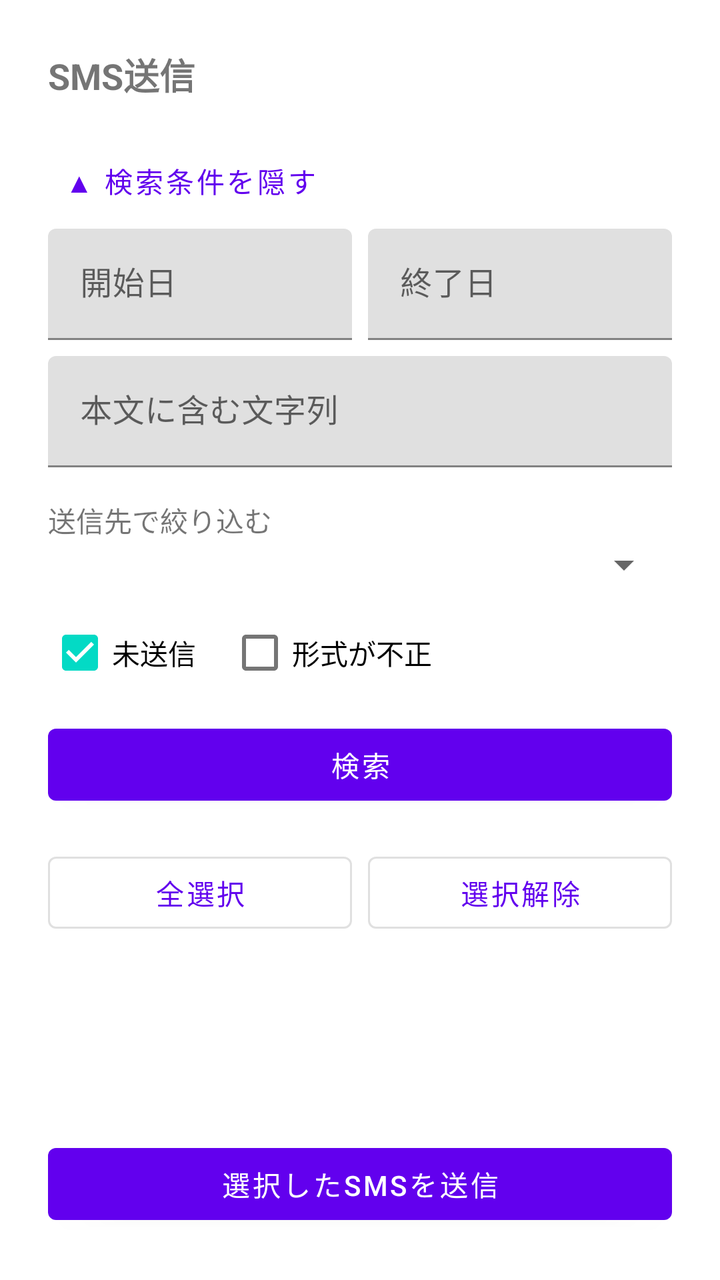
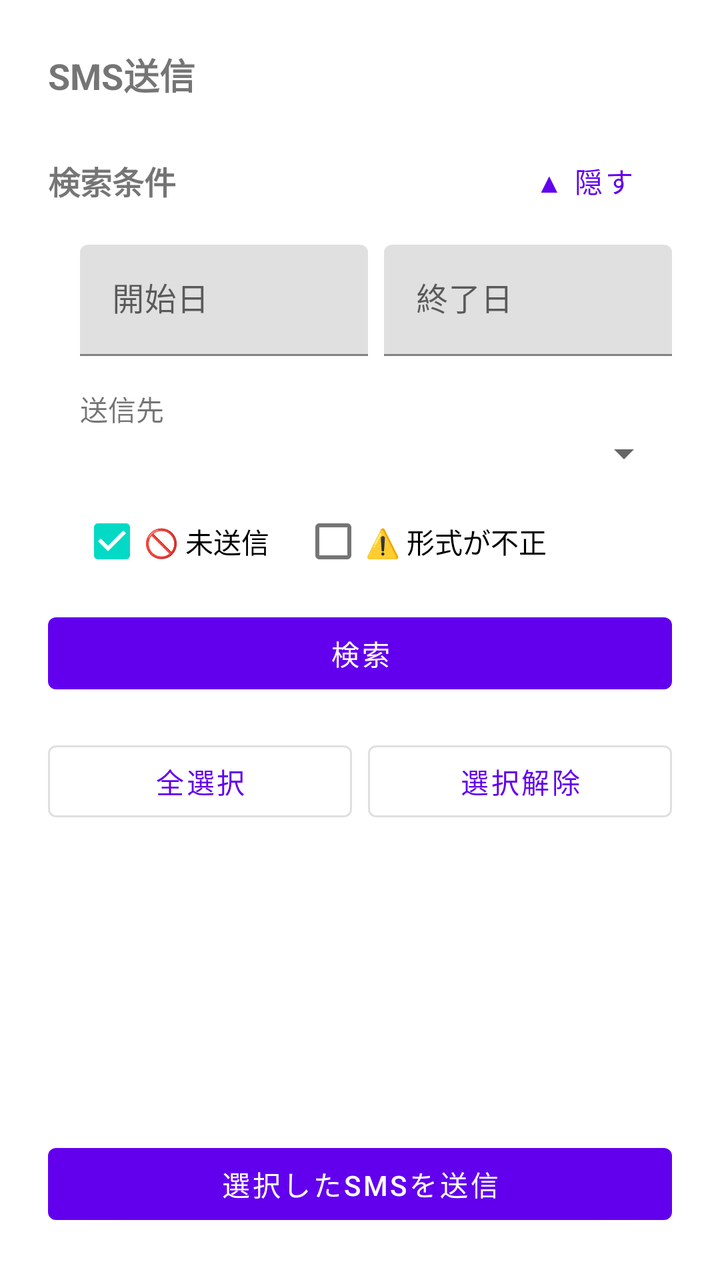

The first picture is an Android layout as it rendered before a commit; the second is the same layout after the commit. The layout source and the unified diff follow.
<!-- AndroidManifest.xml: application theme Theme.SmsToKintone -->
<!-- res/layout/activity_sms_search.xml -->
<?xml version="1.0" encoding="utf-8"?>
<LinearLayout xmlns:android="http://schemas.android.com/apk/res/android"
    xmlns:app="http://schemas.android.com/apk/res-auto"
    android:layout_width="match_parent"
    android:layout_height="match_parent"
    android:orientation="vertical"
    android:padding="24dp">

    <TextView
        android:layout_width="wrap_content"
        android:layout_height="wrap_content"
        android:layout_marginBottom="16dp"
        android:text="@string/sms_search_title"
        android:textSize="18sp"
        android:textStyle="bold" />

    <LinearLayout
        android:id="@+id/layoutPermissionRequired"
        android:layout_width="match_parent"
        android:layout_height="wrap_content"
        android:layout_marginBottom="16dp"
        android:orientation="vertical"
        android:visibility="gone">

        <TextView
            android:layout_width="wrap_content"
            android:layout_height="wrap_content"
            android:layout_marginBottom="8dp"
            android:text="@string/sms_search_permission_required" />

        <com.google.android.material.button.MaterialButton
            android:id="@+id/btnRequestReadSmsPermission"
            style="@style/Widget.MaterialComponents.Button.OutlinedButton"
            android:layout_width="match_parent"
            android:layout_height="wrap_content"
            android:text="@string/btn_request_read_sms_permission" />
    </LinearLayout>

    <LinearLayout
        android:id="@+id/layoutSearchForm"
        android:layout_width="match_parent"
        android:layout_height="0dp"
        android:layout_weight="1"
        android:orientation="vertical">

        <com.google.android.material.button.MaterialButton
            android:id="@+id/btnToggleSearchFilters"
            style="@style/Widget.MaterialComponents.Button.TextButton"
            android:layout_width="match_parent"
            android:layout_height="wrap_content"
            android:gravity="start|center_vertical"
            android:text="@string/btn_hide_search_filters" />

        <LinearLayout
            android:id="@+id/llSearchFilters"
            android:layout_width="match_parent"
            android:layout_height="wrap_content"
            android:orientation="vertical">

            <LinearLayout
                android:layout_width="match_parent"
                android:layout_height="wrap_content"
                android:orientation="horizontal">

                <com.google.android.material.textfield.TextInputLayout
                    android:layout_width="0dp"
                    android:layout_height="wrap_content"
                    android:layout_marginEnd="8dp"
                    android:layout_weight="1"
                    android:hint="@string/hint_date_from">

                    <com.google.android.material.textfield.TextInputEditText
                        android:id="@+id/etDateFrom"
                        android:layout_width="match_parent"
                        android:layout_height="wrap_content"
                        android:focusable="false"
                        android:inputType="none" />
                </com.google.android.material.textfield.TextInputLayout>

                <com.google.android.material.textfield.TextInputLayout
                    android:layout_width="0dp"
                    android:layout_height="wrap_content"
                    android:layout_weight="1"
                    android:hint="@string/hint_date_to">

                    <com.google.android.material.textfield.TextInputEditText
                        android:id="@+id/etDateTo"
                        android:layout_width="match_parent"
                        android:layout_height="wrap_content"
                        android:focusable="false"
                        android:inputType="none" />
                </com.google.android.material.textfield.TextInputLayout>
            </LinearLayout>

            <com.google.android.material.textfield.TextInputLayout
                android:layout_width="match_parent"
                android:layout_height="wrap_content"
                android:layout_marginTop="8dp"
                android:hint="@string/hint_body_filter">

                <com.google.android.material.textfield.TextInputEditText
                    android:id="@+id/etBodyFilter"
                    android:layout_width="match_parent"
                    android:layout_height="wrap_content"
                    android:inputType="text" />
            </com.google.android.material.textfield.TextInputLayout>

            <TextView
                android:layout_width="wrap_content"
                android:layout_height="wrap_content"
                android:layout_marginTop="16dp"
                android:text="@string/label_profile_filter" />

            <Spinner
                android:id="@+id/spProfileFilter"
                android:layout_width="match_parent"
                android:layout_height="wrap_content" />

            <LinearLayout
                android:layout_width="match_parent"
                android:layout_height="wrap_content"
                android:layout_marginTop="8dp"
                android:orientation="horizontal">

                <CheckBox
                    android:id="@+id/cbUnsentOnly"
                    android:layout_width="wrap_content"
                    android:layout_height="wrap_content"
                    android:checked="true"
                    android:text="@string/filter_unsent_only" />

                <CheckBox
                    android:id="@+id/cbSplitFailedOnly"
                    android:layout_width="wrap_content"
                    android:layout_height="wrap_content"
                    android:layout_marginStart="16dp"
                    android:checked="false"
                    android:text="@string/filter_split_failed_only" />
            </LinearLayout>
        </LinearLayout>

        <com.google.android.material.button.MaterialButton
            android:id="@+id/btnSearchSms"
            android:layout_width="match_parent"
            android:layout_height="wrap_content"
            android:layout_marginTop="8dp"
            android:text="@string/btn_search_sms" />

        <LinearLayout
            android:layout_width="match_parent"
            android:layout_height="wrap_content"
            android:layout_marginTop="16dp"
            android:orientation="horizontal">

            <com.google.android.material.button.MaterialButton
                android:id="@+id/btnSelectAll"
                style="@style/Widget.MaterialComponents.Button.OutlinedButton"
                android:layout_width="0dp"
                android:layout_height="wrap_content"
                android:layout_marginEnd="8dp"
                android:layout_weight="1"
                android:text="@string/btn_select_all" />

            <com.google.android.material.button.MaterialButton
                android:id="@+id/btnDeselectAll"
                style="@style/Widget.MaterialComponents.Button.OutlinedButton"
                android:layout_width="0dp"
                android:layout_height="wrap_content"
                android:layout_weight="1"
                android:text="@string/btn_deselect_all" />
        </LinearLayout>

        <TextView
            android:id="@+id/tvSmsListEmpty"
            android:layout_width="wrap_content"
            android:layout_height="wrap_content"
            android:layout_marginTop="16dp"
            android:text="@string/sms_search_empty"
            android:visibility="gone" />

        <ScrollView
            android:id="@+id/svSmsList"
            android:layout_width="match_parent"
            android:layout_height="0dp"
            android:layout_marginTop="8dp"
            android:layout_weight="1">

            <LinearLayout
                android:id="@+id/llSmsListContainer"
                android:layout_width="match_parent"
                android:layout_height="wrap_content"
                android:orientation="vertical" />
        </ScrollView>

        <com.google.android.material.button.MaterialButton
            android:id="@+id/btnSendSelected"
            android:layout_width="match_parent"
            android:layout_height="wrap_content"
            android:layout_marginTop="16dp"
            android:text="@string/btn_send_selected" />

    </LinearLayout>

</LinearLayout>
<!-- resources referenced by this layout -->
<resources>
  <string name="btn_deselect_all">選択解除</string>
  <string name="btn_hide_search_filters">▲ 検索条件を隠す</string>
  <string name="btn_request_read_sms_permission">SMSの読み取りを許可する</string>
  <string name="btn_search_sms">検索</string>
  <string name="btn_select_all">全選択</string>
  <string name="btn_send_selected">選択したSMSを送信</string>
  <string name="filter_split_failed_only">形式が不正</string>
  <string name="filter_unsent_only">未送信</string>
  <string name="hint_body_filter">本文に含む文字列</string>
  <string name="hint_date_from">開始日</string>
  <string name="hint_date_to">終了日</string>
  <string name="label_profile_filter">送信先で絞り込む</string>
  <string name="sms_search_empty">該当するSMSがありません</string>
  <string name="sms_search_permission_required">受信済みのSMSを読み取るには許可が必要です</string>
  <string name="sms_search_title">SMS送信</string>
  <style name="Theme.SmsToKintone" parent="Theme.MaterialComponents.DayNight.NoActionBar">
          <item name="colorPrimary">@color/purple_500</item>
          <item name="colorPrimaryVariant">@color/purple_700</item>
          <item name="colorOnPrimary">@color/white</item>
          <item name="colorSecondary">@color/teal_200</item>
          <item name="colorSecondaryVariant">@color/teal_700</item>
          <item name="colorOnSecondary">@color/black</item>
      </style>
  <color name="purple_500">#6200EE</color>
  <color name="purple_700">#3700B3</color>
  <color name="white">#FFFFFFFF</color>
  <color name="teal_200">#03DAC5</color>
  <color name="teal_700">#018786</color>
  <color name="black">#FF000000</color>
</resources>

<!-- the commit's change to res/layout/activity_sms_search.xml (unified diff, before → after) -->
@@ -43,18 +43,34 @@
         android:layout_weight="1"
         android:orientation="vertical">
 
-        <com.google.android.material.button.MaterialButton
-            android:id="@+id/btnToggleSearchFilters"
-            style="@style/Widget.MaterialComponents.Button.TextButton"
-            android:layout_width="match_parent"
-            android:layout_height="wrap_content"
-            android:gravity="start|center_vertical"
-            android:text="@string/btn_hide_search_filters" />
+        <LinearLayout
+            android:layout_width="match_parent"
+            android:layout_height="wrap_content"
+            android:layout_marginBottom="8dp"
+            android:orientation="horizontal"
+            android:gravity="center_vertical">
+
+            <TextView
+                android:layout_width="0dp"
+                android:layout_height="wrap_content"
+                android:layout_weight="1"
+                android:text="@string/section_search_conditions"
+                android:textSize="16sp"
+                android:textStyle="bold" />
+
+            <com.google.android.material.button.MaterialButton
+                android:id="@+id/btnToggleSearchFilters"
+                style="@style/Widget.MaterialComponents.Button.TextButton"
+                android:layout_width="wrap_content"
+                android:layout_height="wrap_content"
+                android:text="@string/btn_hide_search_filters" />
+        </LinearLayout>
 
         <LinearLayout
             android:id="@+id/llSearchFilters"
             android:layout_width="match_parent"
             android:layout_height="wrap_content"
+            android:layout_marginStart="16dp"
             android:orientation="vertical">
 
             <LinearLayout
@@ -96,7 +112,8 @@
                 android:layout_width="match_parent"
                 android:layout_height="wrap_content"
                 android:layout_marginTop="8dp"
-                android:hint="@string/hint_body_filter">
+                android:hint="@string/hint_body_filter"
+                android:visibility="gone">
 
                 <com.google.android.material.textfield.TextInputEditText
                     android:id="@+id/etBodyFilter"
@@ -120,7 +137,8 @@
                 android:layout_width="match_parent"
                 android:layout_height="wrap_content"
                 android:layout_marginTop="8dp"
-                android:orientation="horizontal">
+                android:orientation="horizontal"
+                android:gravity="center_vertical">
 
                 <CheckBox
                     android:id="@+id/cbUnsentOnly"
<!-- resource entries referenced after the edit -->
@@ -1,17 +1,18 @@
 <!-- resources referenced by this layout -->
 <resources>
   <string name="btn_deselect_all">選択解除</string>
-  <string name="btn_hide_search_filters">▲ 検索条件を隠す</string>
+  <string name="btn_hide_search_filters">▲ 隠す</string>
   <string name="btn_request_read_sms_permission">SMSの読み取りを許可する</string>
   <string name="btn_search_sms">検索</string>
   <string name="btn_select_all">全選択</string>
   <string name="btn_send_selected">選択したSMSを送信</string>
-  <string name="filter_split_failed_only">形式が不正</string>
-  <string name="filter_unsent_only">未送信</string>
+  <string name="filter_split_failed_only">⚠️ 形式が不正</string>
+  <string name="filter_unsent_only">🚫 未送信</string>
   <string name="hint_body_filter">本文に含む文字列</string>
   <string name="hint_date_from">開始日</string>
   <string name="hint_date_to">終了日</string>
-  <string name="label_profile_filter">送信先で絞り込む</string>
+  <string name="label_profile_filter">送信先</string>
+  <string name="section_search_conditions">検索条件</string>
   <string name="sms_search_empty">該当するSMSがありません</string>
   <string name="sms_search_permission_required">受信済みのSMSを読み取るには許可が必要です</string>
   <string name="sms_search_title">SMS送信</string>
